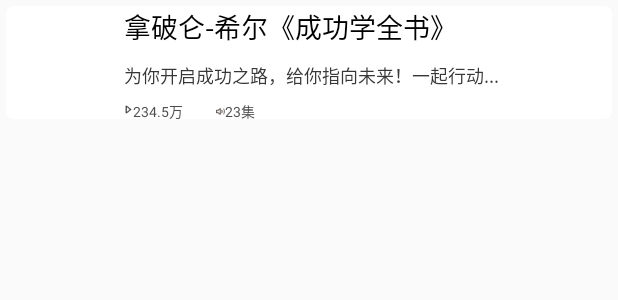
After one commit to wufan666666/FirstKotlin, an Android app: the layout item_recommend.xml on its own in the app's theme, with its tools: preview values and no code run, on a phone screen of 412 x 824 dp. The commit adds this screen. Shown: the top 300 px of the screen. Run offline under Robolectric (Android 15) with nearby library versions, the phone set to English and light mode, and no system bars.

Commit message:
喜马拉雅 推荐页面实现

```diff
--- a/app/src/main/java/com/wufanfirstkotlin/himalaya/HimalayaActivity.java
+++ b/app/src/main/java/com/wufanfirstkotlin/himalaya/HimalayaActivity.java
@@ -35,6 +35,7 @@ public class HimalayaActivity extends AppCompatActivity {
         IndicatorAdapter indicatorAdapter = new IndicatorAdapter(this);
         CommonNavigator commonNavigator = new CommonNavigator(this);
         commonNavigator.setAdapter(indicatorAdapter);
+        commonNavigator.setAdjustMode(true);
 
         indicatorAdapter.setOnIndicatorListener(new IndicatorAdapter.OnIndicatorListener() {
             @Override
--- a/app/src/main/java/com/wufanfirstkotlin/himalaya/adapters/IndicatorAdapter.java
+++ b/app/src/main/java/com/wufanfirstkotlin/himalaya/adapters/IndicatorAdapter.java
@@ -38,7 +38,7 @@ public class IndicatorAdapter extends CommonNavigatorAdapter {
     @Override
     public IPagerTitleView getTitleView(Context context, int index) {
         SimplePagerTitleView simplePagerTitleView = new SimplePagerTitleView(context);
-        simplePagerTitleView.setNormalColor(Color.GRAY);
+        simplePagerTitleView.setNormalColor(Color.BLACK);
         simplePagerTitleView.setSelectedColor(Color.WHITE);
         simplePagerTitleView.setText(array[index]);
         simplePagerTitleView.setTextSize(18);
--- /dev/null
+++ b/app/src/main/java/com/wufanfirstkotlin/himalaya/views/CustomRoundAngleImageView.java
@@ -0,0 +1,67 @@
+package com.wufanfirstkotlin.himalaya.views;
+
+import android.content.Context;
+import android.graphics.Canvas;
+import android.graphics.Path;
+import android.os.Build;
+import android.util.AttributeSet;
+import android.view.View;
+
+import androidx.appcompat.widget.AppCompatImageView;
+
+/**
+ * @author : wf
+ * @date : 2021年10月11日 14:46
+ */
+public class CustomRoundAngleImageView extends AppCompatImageView {
+    float width, height;
+
+    public CustomRoundAngleImageView(Context context) {
+        this(context, null);
+        init(context, null);
+    }
+
+    public CustomRoundAngleImageView(Context context, AttributeSet attrs) {
+        this(context, attrs, 0);
+        init(context, attrs);
+    }
+
+    public CustomRoundAngleImageView(Context context, AttributeSet attrs, int defStyleAttr) {
+        super(context, attrs, defStyleAttr);
+        init(context, attrs);
+    }
+
+    private void init(Context context, AttributeSet attrs) {
+        if (Build.VERSION.SDK_INT < 18) {
+            setLayerType(View.LAYER_TYPE_SOFTWARE, null);
+        }
+    }
+
+    @Override
+    protected void onLayout(boolean changed, int left, int top, int right, int bottom) {
+        super.onLayout(changed, left, top, right, bottom);
+        width = getWidth();
+        height = getHeight();
+    }
+
+    @Override
+    protected void onDraw(Canvas canvas) {
+        if (width >= 32 && height > 32) {
+            Path path = new Path();
+            //四个圆角
+            path.moveTo(32, 0);
+            path.lineTo(width - 32, 0);
+            path.quadTo(width, 0, width, 32);
+            path.lineTo(width, height - 32);
+            path.quadTo(width, height, width - 32, height);
+            path.lineTo(32, height);
+            path.quadTo(0, height, 0, height - 32);
+            path.lineTo(0, 32);
+            path.quadTo(0, 0, 32, 0);
+
+            canvas.clipPath(path);
+        }
+        super.onDraw(canvas);
+    }
+
+}
--- /dev/null
+++ b/app/src/main/res/drawable/album_circle_image_view.xml
@@ -0,0 +1,10 @@
+<?xml version="1.0" encoding="utf-8"?>
+<selector xmlns:android="http://schemas.android.com/apk/res/android">
+    <item >
+        <shape >
+            <corners android:radius="5dp"/>
+            <solid android:color="@color/white"/>
+        </shape>
+    </item>
+
+</selector>
--- /dev/null
+++ b/app/src/main/res/layout/item_recommend.xml
@@ -0,0 +1,92 @@
+<?xml version="1.0" encoding="utf-8"?>
+<RelativeLayout xmlns:android="http://schemas.android.com/apk/res/android"
+    android:layout_width="match_parent"
+    android:layout_height="75dp"
+    android:layout_margin="4dp"
+    android:background="@drawable/album_circle_image_view">
+
+    <com.wufanfirstkotlin.himalaya.views.CustomRoundAngleImageView
+        android:id="@+id/album_cover"
+        android:layout_width="68dp"
+        android:layout_height="65dp"
+        android:layout_margin="5dp"
+        android:scaleType="fitXY" />
+
+    <LinearLayout
+        android:layout_width="match_parent"
+        android:layout_height="match_parent"
+        android:layout_toRightOf="@+id/album_cover"
+        android:orientation="vertical">
+
+        <TextView
+            android:id="@+id/album_title_tv"
+            android:layout_width="match_parent"
+            android:layout_height="wrap_content"
+            android:ellipsize="end"
+            android:lines="1"
+            android:text="拿破仑-希尔《成功学全书》"
+            android:textColor="@color/black"
+            android:textSize="18sp" />
+
+        <TextView
+            android:id="@+id/album_description"
+            android:layout_width="match_parent"
+            android:layout_height="wrap_content"
+            android:layout_marginTop="10dp"
+            android:ellipsize="end"
+            android:lines="1"
+            android:text="为你开启成功之路，给你指向未来！一起行动..."
+            android:textColor="#373737"
+            android:textSize="12sp" />
+
+        <LinearLayout
+            android:layout_width="match_parent"
+            android:layout_height="wrap_content"
+            android:layout_marginTop="7dp"
+            android:orientation="horizontal">
+
+            <LinearLayout
+                android:layout_width="wrap_content"
+                android:layout_height="wrap_content"
+                android:gravity="center_vertical"
+                android:orientation="horizontal">
+
+                <ImageView
+                    android:layout_width="6dp"
+                    android:layout_height="6dp"
+                    android:src="@mipmap/play" />
+
+                <TextView
+                    android:id="@+id/album_play_count"
+                    android:layout_width="45dp"
+                    android:layout_height="wrap_content"
+                    android:text="234.5万"
+                    android:textColor="#4C4C4C"
+                    android:textSize="9sp" />
+            </LinearLayout>
+
+
+            <LinearLayout
+                android:layout_width="wrap_content"
+                android:layout_height="wrap_content"
+                android:layout_marginLeft="10dp"
+                android:gravity="center_vertical"
+                android:orientation="horizontal">
+
+                <ImageView
+                    android:layout_width="6dp"
+                    android:layout_height="6dp"
+                    android:layout_marginTop="1dp"
+                    android:src="@mipmap/sounds" />
+
+                <TextView
+                    android:id="@+id/album_content_size"
+                    android:layout_width="45dp"
+                    android:layout_height="wrap_content"
+                    android:text="23集"
+                    android:textColor="#4C4C4C"
+                    android:textSize="9sp" />
+            </LinearLayout>
+        </LinearLayout>
+    </LinearLayout>
+</RelativeLayout>
```
Also changed, not shown: app/src/main/java/com/wufanfirstkotlin/himalaya/adapters/RecommendListAdapter.java (added, +89 -0 lines), app/src/main/java/com/wufanfirstkotlin/himalaya/fragments/ReCommonFragment.java (+57 -0 lines), app/src/main/java/com/wufanfirstkotlin/himalaya/utils/Constants.java (added, +10 -0 lines), app/src/main/res/layout/activity_himalaya.xml (+34 -6 lines), app/src/main/res/layout/fragment_recommend.xml (+7 -7 lines), app/src/main/res/mipmap-xhdpi/find.png (added), app/src/main/res/mipmap-xhdpi/play.png (added), app/src/main/res/mipmap-xhdpi/sounds.png (added).
